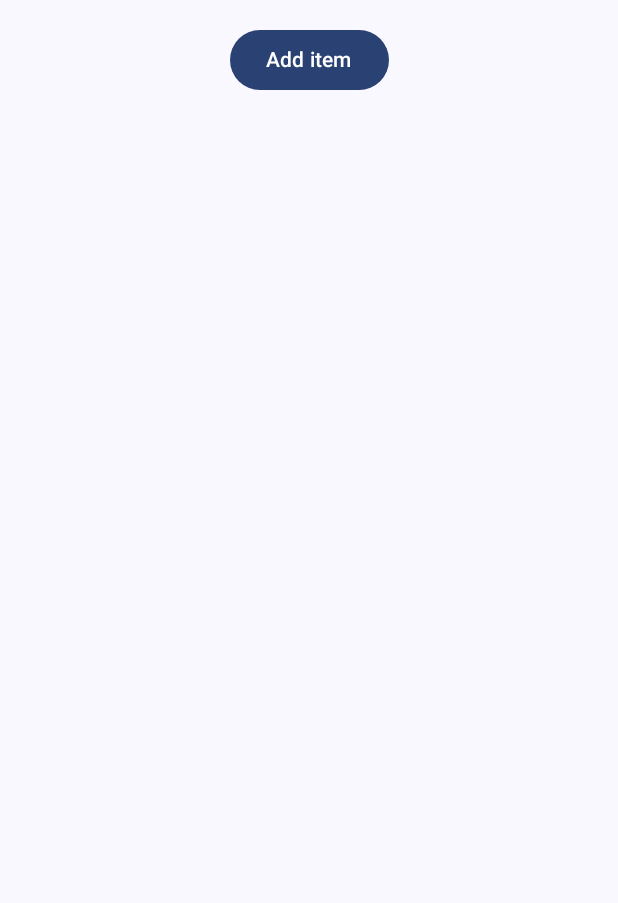
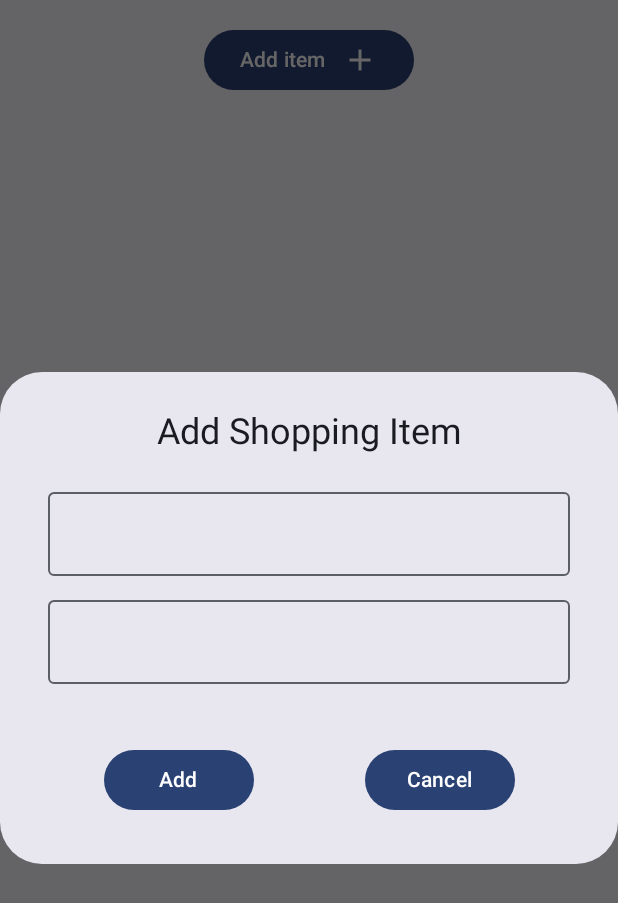
Before and after one commit to StoilTomanov/ShoppingList, an Android app built with Jetpack Compose: the screen it shows after launch (MainActivity), on a phone screen of 412 x 824 dp. Shown: the top 903 px of the screen. Run offline under Robolectric (Android 15) with nearby library versions, the phone set to English and light mode, and no system bars.

Commit message:
Add shopping list item and alert dialog

```diff
--- a/app/src/main/java/com/example/shoppinglist/MainActivity.kt
+++ b/app/src/main/java/com/example/shoppinglist/MainActivity.kt
@@ -5,16 +5,32 @@ import androidx.activity.ComponentActivity
 import androidx.activity.compose.setContent
 import androidx.compose.foundation.layout.Arrangement
 import androidx.compose.foundation.layout.Column
+import androidx.compose.foundation.layout.Row
 import androidx.compose.foundation.layout.fillMaxSize
+import androidx.compose.foundation.layout.fillMaxWidth
 import androidx.compose.foundation.layout.padding
+import androidx.compose.foundation.layout.width
 import androidx.compose.foundation.lazy.LazyColumn
+import androidx.compose.foundation.lazy.items
+import androidx.compose.foundation.text.KeyboardOptions
+import androidx.compose.material.icons.Icons
+import androidx.compose.material.icons.filled.Add
+import androidx.compose.material3.AlertDialog
 import androidx.compose.material3.Button
+import androidx.compose.material3.Icon
 import androidx.compose.material3.MaterialTheme
+import androidx.compose.material3.OutlinedTextField
 import androidx.compose.material3.Surface
 import androidx.compose.material3.Text
 import androidx.compose.runtime.Composable
+import androidx.compose.runtime.getValue
+import androidx.compose.runtime.mutableStateOf
+import androidx.compose.runtime.remember
+import androidx.compose.runtime.setValue
 import androidx.compose.ui.Alignment
 import androidx.compose.ui.Modifier
+import androidx.compose.ui.text.input.KeyboardType
+import androidx.compose.ui.text.style.TextAlign
 import androidx.compose.ui.tooling.preview.Preview
 import androidx.compose.ui.unit.dp
 import com.example.shoppinglist.ui.theme.ShoppingListTheme
@@ -38,6 +54,11 @@ class MainActivity : ComponentActivity() {
 
 @Composable
 fun ShoppingList() {
+    var shoppingItems by remember { mutableStateOf(listOf<ShoppingItem>()) }
+    var showDialog by remember { mutableStateOf(true) }
+    var itemName by remember { mutableStateOf("") }
+    var itemQuantity by remember { mutableStateOf("") }
+
     Column(
         modifier = Modifier.fillMaxSize(),
         verticalArrangement = Arrangement.Center,
@@ -46,14 +67,92 @@ fun ShoppingList() {
             modifier = Modifier
                 .align(Alignment.CenterHorizontally)
                 .padding(16.dp),
-            onClick = { /*TODO*/ }
+            onClick = { showDialog = true }
         ) {
             Text(text = "Add item")
+            Icon(
+                modifier = Modifier.padding(start = 10.dp),
+                imageVector = Icons.Default.Add,
+                contentDescription = "Add item"
+            )
         }
-        LazyColumn(modifier = Modifier
-            .fillMaxSize()
-            .padding(16.dp)) {
+        LazyColumn(
+            modifier = Modifier
+                .fillMaxSize()
+                .padding(16.dp)
+        ) {
+            items(shoppingItems) {
+                ShoppingListItem(it, {}, {})
+            }
         }
+    }
+
+    if (showDialog) {
+        AlertDialog(onDismissRequest = { showDialog = false },
+            confirmButton = {
+                Row(
+                    modifier = Modifier
+                        .fillMaxWidth()
+                        .padding(8.dp),
+                    horizontalArrangement = Arrangement.SpaceAround
+                ) {
+                    Button(
+                        modifier = Modifier.width(100.dp),
+                        onClick = {
+                            if (itemName.isNotBlank()) {
+                                val newItem = ShoppingItem(
+                                    id = shoppingItems.size + 1,
+                                    name = itemName,
+                                    quantity = itemQuantity.toInt()
+                                )
+                                shoppingItems = shoppingItems + newItem
+                                showDialog = false
+                                itemName = ""
+                            }
+                        }) {
+                        Text("Add")
+                    }
+                    Button(
+                        modifier = Modifier.width(100.dp),
+                        onClick = { showDialog = false }) {
+                        Text("Cancel")
+                    }
+                }
+
+            },
+            title = {
+                Text(
+                    modifier = Modifier.fillMaxWidth(),
+                    textAlign = TextAlign.Center,
+                    text = "Add Shopping Item"
+                )
+            },
+            text = {
+                Column {
+                    OutlinedTextField(
+                        value = itemName,
+                        onValueChange = { itemName = it },
+                        singleLine = true,
+                        modifier = Modifier
+                            .fillMaxWidth()
+                            .padding(8.dp)
+                    )
+
+                    OutlinedTextField(
+                        value = itemQuantity,
+                        onValueChange = { itemQuantity = it },
+                        singleLine = true,
+                        modifier = Modifier
+                            .fillMaxWidth()
+                            .padding(8.dp),
+                        keyboardOptions = KeyboardOptions.Default.copy(
+                            keyboardType = KeyboardType.Number
+                        )
+                    )
+                }
+            }
+        )
+
     }
 }
 
```
Also changed, not shown: app/src/main/java/com/example/shoppinglist/ShoppingItemModel.kt (added, +8 -0 lines), app/src/main/java/com/example/shoppinglist/ShoppingListItem.kt (added, +32 -0 lines).
